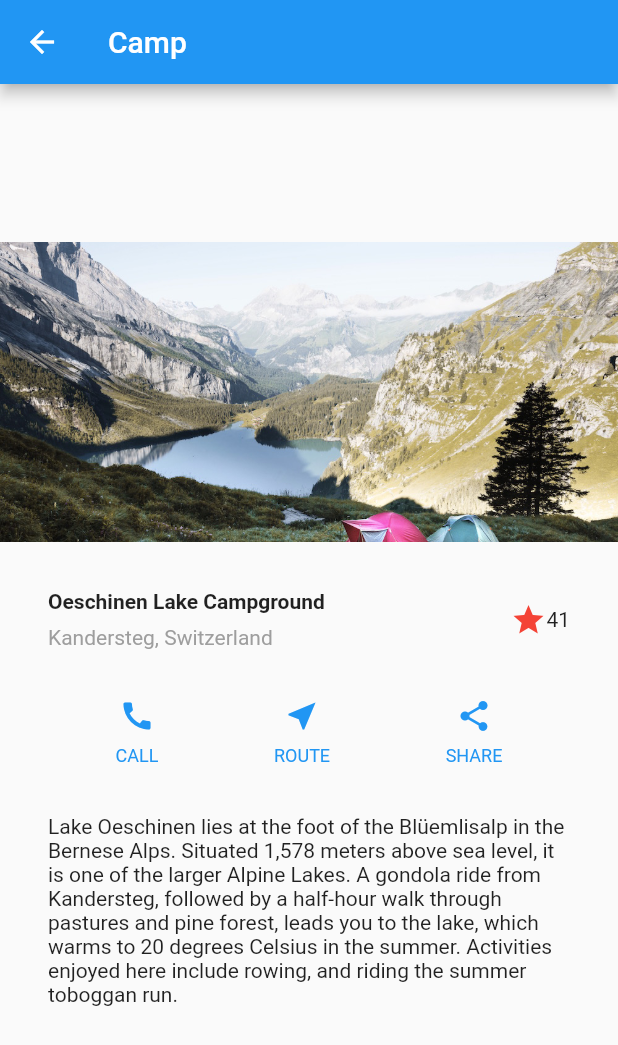
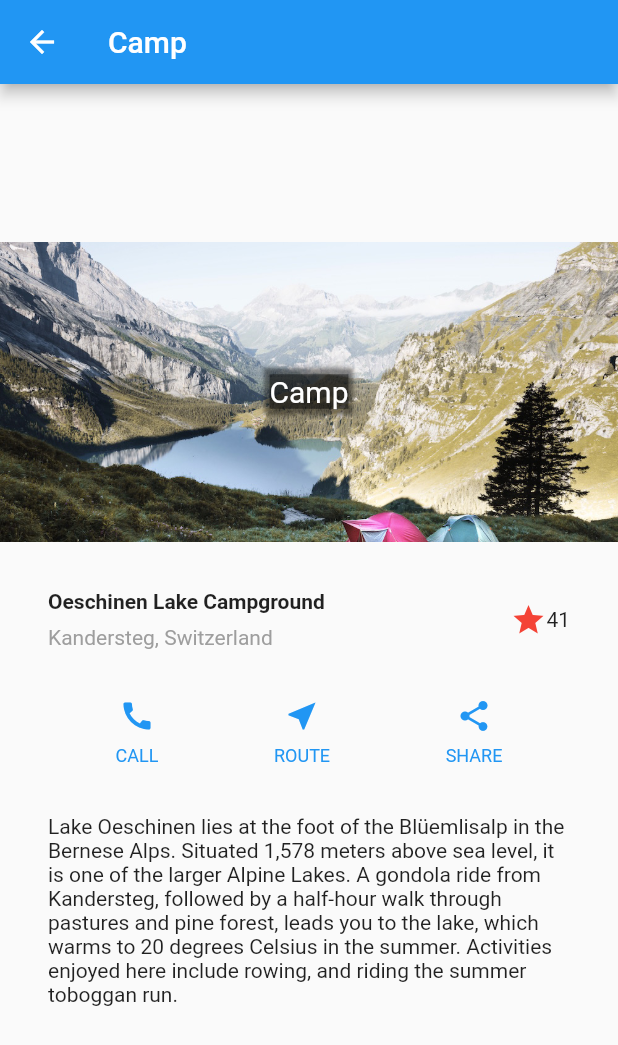
Before and after one commit to adwd/friendly_chat, a Flutter app: the Camp screen opened by its route, on a phone screen of 412 x 824 dp. Shown: the top 1045 px of the screen. Run offline on Flutter 3.47's test engine with Material 2 defaults, Android fonts, the phone set to English and light mode, and no system bars.

Commit message:
Stack text

```diff
--- a/lib/camp/image_section.dart
+++ b/lib/camp/image_section.dart
@@ -3,11 +3,18 @@ import 'package:flutter/material.dart';
 class ImageSection extends StatelessWidget {
   @override
   Widget build(BuildContext context) {
-    return new Image.asset(
-        'images/lake.jpg',
-        height: 200.0,
-        width: 600.0,
-        fit: BoxFit.cover
-      );
+    return new Stack(alignment: const Alignment(0.0, 0.0), children: [
+      new Image.asset('images/lake.jpg',
+          height: 200.0, width: 600.0, fit: BoxFit.cover),
+      new Container(
+          decoration: new BoxDecoration(color: Colors.black45, boxShadow: [
+            new BoxShadow(
+                color: Colors.black45, blurRadius: 1.5, spreadRadius: 4.0)
+          ]),
+          child: new Text(
+            "Camp",
+            style: new TextStyle(color: Colors.white, fontSize: 20.0),
+          )),
+    ]);
   }
 }
```
Also changed, not shown: lib/camp/text_section.dart (line endings or trailing spaces).
